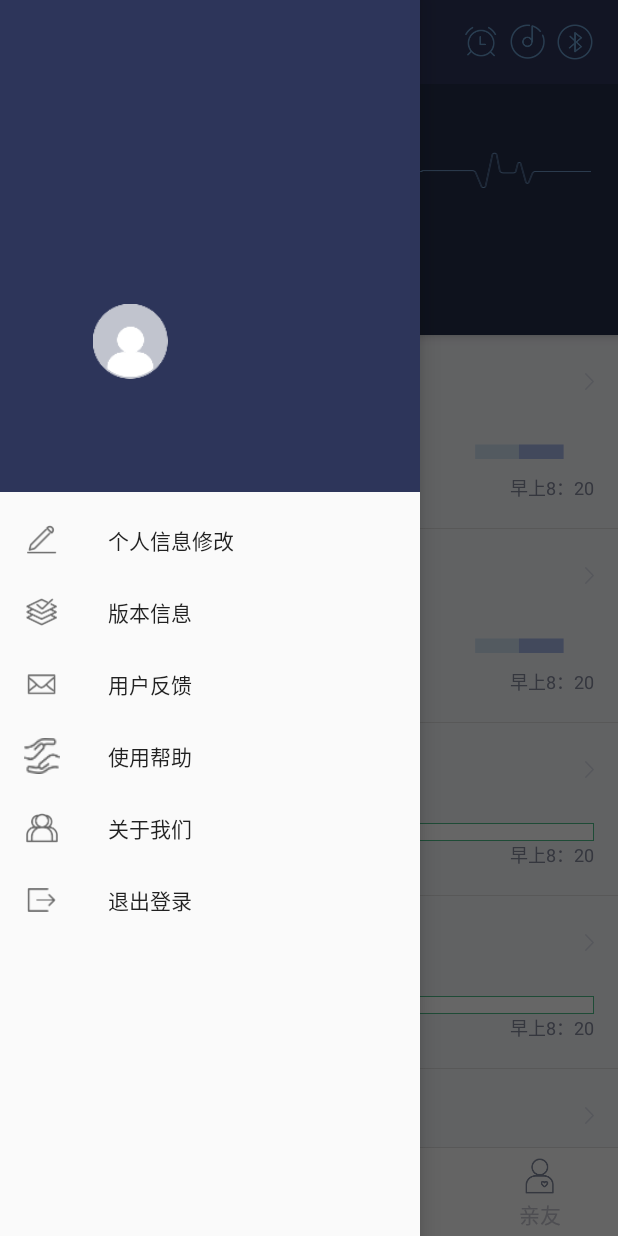
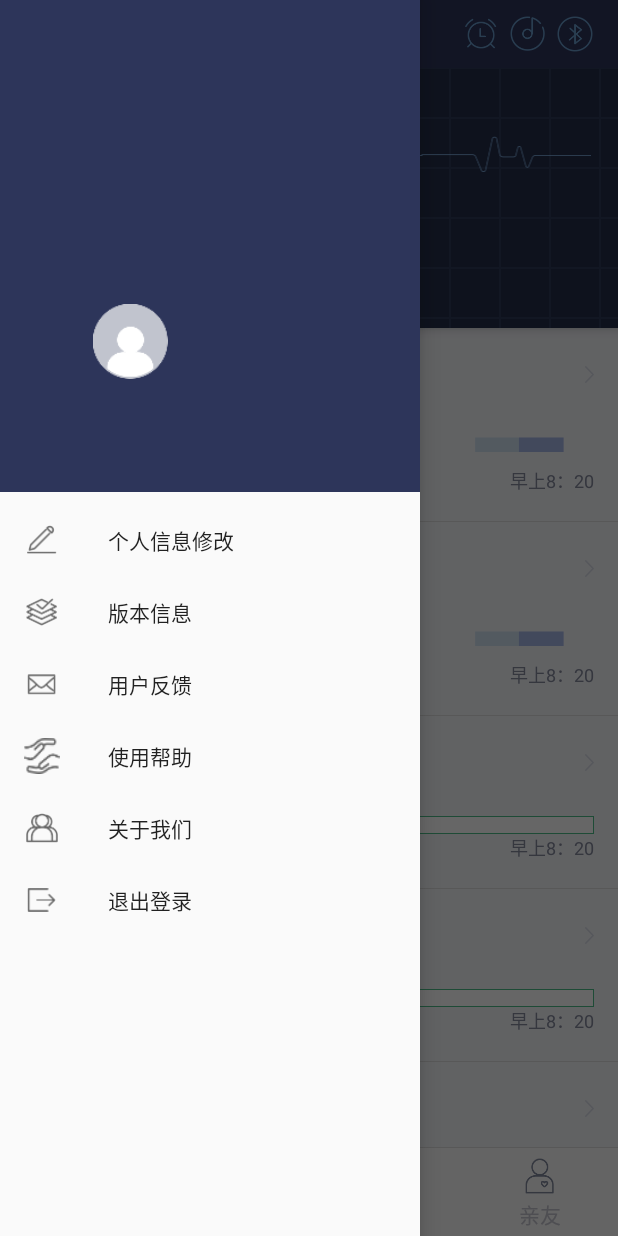
Before and after one commit to AlenYC/SleepMonitor, an Android app: the MainActivity screen opened directly, with no data from a screen before it, with the side drawer open, on a phone screen of 412 x 824 dp. Run offline under Robolectric (Android 15) with nearby library versions, the phone set to English and light mode, and no system bars; our stand-ins replace ButterKnife, EventBus; libraries missing offline, so code that uses them is left out: com.alibaba.fastjson, com.ashokvarma.bottomnavigation; pictures from the network do not load; 2 statements that could not run were skipped.

Commit message:
1月26上午

```diff
--- a/SleepMonitor/app/src/main/java/com/lzhz/lxh/sleepmonitor/MainActivity.java
+++ b/SleepMonitor/app/src/main/java/com/lzhz/lxh/sleepmonitor/MainActivity.java
@@ -30,6 +30,7 @@ import com.lzhz.lxh.sleepmonitor.home.HomeFragment;
 import com.lzhz.lxh.sleepmonitor.home.activity.UserInfoActivity;
 import com.lzhz.lxh.sleepmonitor.home.activity.bean.User;
 import com.lzhz.lxh.sleepmonitor.home.adapter.FragmentAdapter;
+import com.lzhz.lxh.sleepmonitor.login.Login1Activity;
 import com.lzhz.lxh.sleepmonitor.login.LoginActivity;
 import com.lzhz.lxh.sleepmonitor.relatives.RelativesFragment;
 import com.lzhz.lxh.sleepmonitor.sideslip.PersonalDetailsActivity;
@@ -222,7 +223,7 @@ public class MainActivity extends AppCompatActivity implements NavigationView.On
             public void onClick(DialogInterface dialog, int which) {
                 SleepMonitorApplication.access_token = "";
                 SPUtil.getInstance(MainActivity.this).clear();
-                Intent intent = new Intent(MainActivity.this, LoginActivity.class);
+                Intent intent = new Intent(MainActivity.this, Login1Activity.class);
                 intent.addFlags(Intent.FLAG_ACTIVITY_CLEAR_TASK | Intent.FLAG_ACTIVITY_NEW_TASK);
                 startActivity(intent);
             }
--- a/SleepMonitor/app/src/main/java/com/lzhz/lxh/sleepmonitor/analyzed/AnalyzedFragment.java
+++ b/SleepMonitor/app/src/main/java/com/lzhz/lxh/sleepmonitor/analyzed/AnalyzedFragment.java
@@ -34,6 +34,7 @@ AnalyzedFragment extends Fragment implements View.OnClickListener {
     ArrayList<Point> pointList;
     int[] count;
     int[] count1;
+    int[] count2;
     String[] date = {"5/21", "5/22", "5/23", "5/24", "5/25", "5/26", "5/27", "5/28", "5/29", "5/30",};
     @BindView(R.id.cv_line)
     ChartView cvLine;
@@ -65,12 +66,15 @@ AnalyzedFragment extends Fragment implements View.OnClickListener {
         Random random = new Random();
         count = new int[11];
         count1 = new int[11];
+        count2 = new int[10];
         for (int i = 0; i <= 10; i++) {
             count[i] = random.nextInt(100);
             count1[i] = random.nextInt(100);
+            if(i!=10)
+            count2[i] = random.nextInt(100);
         }
         //给ChartView设置坐标
-        cvLine.setCount(count, date);
+        cvLine.setCount(count2, date);
         hvCount.setData(count);
         hvRoundView.setCount(count, date);
         rwvRound1.setCount(count1, date);
--- /dev/null
+++ b/SleepMonitor/app/src/main/java/com/lzhz/lxh/sleepmonitor/tools/view/BgLinearLayout.java
@@ -0,0 +1,74 @@
+package com.lzhz.lxh.sleepmonitor.tools.view;
+
+import android.content.Context;
+import android.graphics.Canvas;
+import android.graphics.Color;
+import android.graphics.Paint;
+import android.graphics.Path;
+import android.support.annotation.Nullable;
+import android.util.AttributeSet;
+import android.widget.LinearLayout;
+
+/**
+ * 作者：lxh on 2018-01-25:18:44
+ * 邮箱：15911638454@163.com
+ */
+
+public class BgLinearLayout extends LinearLayout {
+    //画笔
+    protected Paint mPaint;
+    //折现的颜色
+    protected int mLineColor = Color.parseColor("#4C668D");
+    //网格颜色
+    protected int mGridColor = Color.parseColor("#2D3959");
+
+    //小网格颜色
+    protected int mSGridColor = Color.parseColor("#092100");
+    //背景颜色
+    protected int mBackgroundColor = Color.parseColor("#232C49");
+    //自身的大小
+    protected int mWidth,mHeight;
+
+    //网格宽度
+    protected int mGridWidth = 50;
+    //小网格的宽度
+    protected int mSGridWidth = 10;
+
+    //心电图折现
+    protected Path mPath ;
+    public BgLinearLayout(Context context) {
+        super(context,null);
+    }
+
+    public BgLinearLayout(Context context, @Nullable AttributeSet attrs) {
+        super(context, attrs,0);
+        mPaint = new Paint();
+        mPath = new Path();
+    }
+
+    @Override
+    protected void onSizeChanged(int w, int h, int oldw, int oldh) {
+        mWidth = w;
+        mHeight = h;
+        super.onSizeChanged(w, h, oldw, oldh);
+    }
+
+    @Override
+    protected void onDraw(Canvas canvas) {
+        canvas.drawColor(mBackgroundColor);
+        //竖线个数
+        int vNum = mWidth / mGridWidth;
+        //横线个数
+        int hNum = mHeight / mGridWidth;
+        mPaint.setColor(mGridColor);
+        mPaint.setStrokeWidth(2);
+        //画竖线
+        for(int i = 0;i<vNum+1;i++){
+            canvas.drawLine(i*mGridWidth,0,i*mGridWidth,mHeight,mPaint);
+        }
+        //画横线
+        for(int i = 0;i<hNum+1;i++){
+            canvas.drawLine(0,i*mGridWidth,mWidth,i*mGridWidth,mPaint);
+        }
+    }
+}
--- a/SleepMonitor/app/src/main/java/com/lzhz/lxh/sleepmonitor/tools/view/ChartView.java
+++ b/SleepMonitor/app/src/main/java/com/lzhz/lxh/sleepmonitor/tools/view/ChartView.java
@@ -158,17 +158,17 @@ public class ChartView extends View {
           return;
       }
       float xHeight = mViewHeight/3;
-      float xwidth = mViewWidth/11*10;
+      float xwidth = mViewWidth-80;
         for(int i=0;i<count.length-1;i++){
             //坐标系内的点的位置
             float startX;
             if(i == 0){
                  startX = 80;
             }else{
-                 startX = xwidth/count.length *i+80;
+                 startX = xwidth/count.length *i+90;
             }
             float startY = xHeight/100*count[i] + xHeight;
-            float endX = xwidth/count.length *(i+1)+80;
+            float endX = xwidth/count.length *(i+1)+90;
             float endY = xHeight/100*count[i+1] + xHeight;
             //画折线图  圆点
             canvas.drawLine(startX,startY,endX,endY,mPaintLine);
--- a/SleepMonitor/app/src/main/res/layout/activity_base.xml
+++ b/SleepMonitor/app/src/main/res/layout/activity_base.xml
@@ -9,7 +9,7 @@
     <android.support.v7.widget.Toolbar
         android:id="@+id/toolbar"
         android:layout_width="match_parent"
-        android:layout_height="wrap_content"
+        android:layout_height="45dp"
         android:minHeight="?attr/actionBarSize"
         android:theme="@style/ThemeOverlay.AppCompat.Dark"
         android:background="?attr/colorPrimaryDark"
--- a/SleepMonitor/app/src/main/res/layout/activity_blue_tooth.xml
+++ b/SleepMonitor/app/src/main/res/layout/activity_blue_tooth.xml
@@ -8,7 +8,7 @@
     <android.support.v7.widget.Toolbar
         android:id="@+id/toolbar"
         android:layout_width="match_parent"
-        android:layout_height="wrap_content"
+        android:layout_height="45dp"
         android:minHeight="?attr/actionBarSize"
         android:theme="@style/ThemeOverlay.AppCompat.Dark"
         android:background="?attr/colorPrimaryDark"
--- a/SleepMonitor/app/src/main/res/layout/add_alarm_activity.xml
+++ b/SleepMonitor/app/src/main/res/layout/add_alarm_activity.xml
@@ -11,7 +11,7 @@
     <android.support.v7.widget.Toolbar
         android:id="@+id/toolbar"
         android:layout_width="match_parent"
-        android:layout_height="wrap_content"
+        android:layout_height="45dp"
         android:minHeight="?attr/actionBarSize"
         android:theme="@style/ThemeOverlay.AppCompat.Dark"
         android:background="?attr/colorPrimaryDark"
--- a/SleepMonitor/app/src/main/res/layout/analyze_details_fragment_layout.xml
+++ b/SleepMonitor/app/src/main/res/layout/analyze_details_fragment_layout.xml
@@ -9,7 +9,7 @@
     <android.support.v7.widget.Toolbar
         android:id="@+id/toolbar"
         android:layout_width="match_parent"
-        android:layout_height="wrap_content"
+        android:layout_height="45dp"
         android:minHeight="?attr/actionBarSize"
         android:theme="@style/ThemeOverlay.AppCompat.Dark"
         android:background="?attr/colorPrimaryDark"
@@ -23,7 +23,7 @@
         <android.support.design.widget.TabLayout
             android:id="@+id/toolbar_tab"
             android:layout_width="200dp"
-            android:layout_height="?attr/actionBarSize"
+            android:layout_height="45dp"
             android:layout_gravity="center_horizontal"
             android:background="?attr/colorPrimaryDark"
             android:fillViewport="false"
--- a/SleepMonitor/app/src/main/res/layout/analyzed_fragment_layout.xml
+++ b/SleepMonitor/app/src/main/res/layout/analyzed_fragment_layout.xml
@@ -9,7 +9,7 @@
     <android.support.v7.widget.Toolbar
         android:id="@+id/toolbar"
         android:layout_width="match_parent"
-        android:layout_height="wrap_content"
+        android:layout_height="45dp"
         android:minHeight="?attr/actionBarSize"
         android:theme="@style/ThemeOverlay.AppCompat.Dark"
         android:background="?attr/colorPrimaryDark"
@@ -64,7 +64,8 @@ android:layout_height="wrap_content"
                     android:layout_width="wrap_content"
                     android:layout_height="wrap_content"
                     android:layout_marginLeft="5dp"
-                    android:src="@mipmap/next2x" />
+                    android:rotation="180"
+                    android:src="@mipmap/xiao_jiantou3x" />
             </LinearLayout>
 
             <TextView
--- a/SleepMonitor/app/src/main/res/layout/head.xml
+++ b/SleepMonitor/app/src/main/res/layout/head.xml
@@ -3,7 +3,7 @@
 
 <RelativeLayout xmlns:android="http://schemas.android.com/apk/res/android"
     android:layout_width="match_parent"
-    android:layout_height="wrap_content"
+    android:layout_height="45dp"
     android:paddingLeft="@dimen/size16"
     android:paddingRight="@dimen/size16"
     android:minHeight="?attr/actionBarSize"
@@ -13,7 +13,7 @@
     <android.support.v7.widget.Toolbar
         android:id="@+id/tl_relat"
         android:layout_width="match_parent"
-        android:layout_height="wrap_content"
+        android:layout_height="45dp"
         android:minHeight="?attr/actionBarSize"
         android:theme="@style/ThemeOverlay.AppCompat.Dark"
         android:background="?attr/colorPrimaryDark"
--- a/SleepMonitor/app/src/main/res/layout/home_fragment_layout.xml
+++ b/SleepMonitor/app/src/main/res/layout/home_fragment_layout.xml
@@ -8,7 +8,7 @@
     <android.support.v7.widget.Toolbar
         android:id="@+id/toolbar"
         android:layout_width="match_parent"
-        android:layout_height="wrap_content"
+        android:layout_height="45dp"
         android:minHeight="?attr/actionBarSize"
         android:theme="@style/ThemeOverlay.AppCompat.Dark"
         android:background="?attr/colorPrimaryDark"
@@ -91,7 +91,7 @@
         >
 
 
-    <LinearLayout
+    <com.lzhz.lxh.sleepmonitor.tools.view.BgLinearLayout
         android:layout_width="match_parent"
         android:layout_height="wrap_content"
         android:orientation="vertical"
@@ -114,7 +114,7 @@
             android:text="5月30日 检测心率90次分"
             android:textSize="@dimen/size12"
             android:textColor="@color/home_lan"
-            android:layout_marginTop="14dp"
+            android:layout_marginTop="18dp"
             />
 
         <Button
@@ -123,13 +123,14 @@
             android:layout_height="30dp"
             android:text="立即检测"
             android:layout_marginTop="18dp"
-            android:layout_marginBottom="18dp"
+            android:layout_marginBottom="20dp"
             android:textSize="@dimen/size14"
             android:textColor="@color/white"
             android:background="@drawable/selector_buttom_home"
             />
 
-    </LinearLayout>
+    </com.lzhz.lxh.sleepmonitor.tools.view.BgLinearLayout>
+
     </android.support.design.widget.AppBarLayout>
     <android.support.v7.widget.RecyclerView
         android:id="@+id/rv_home_list"
```
Also changed, not shown: SleepMonitor/app/src/main/java/com/lzhz/lxh/sleepmonitor/home/bluetooth/activity/DeviceDetailActivity.java (+53 -0 lines), SleepMonitor/app/src/main/java/com/lzhz/lxh/sleepmonitor/login/Login1Activity.java (+8 -2 lines), SleepMonitor/app/src/main/res/layout/detection_sm_layout.xml (+5 -4 lines), SleepMonitor/app/src/main/res/layout/fragment_decompression_layout.xml (+4 -5 lines), SleepMonitor/app/src/main/res/layout/mb_information_list.xml (+17 -4 lines).
